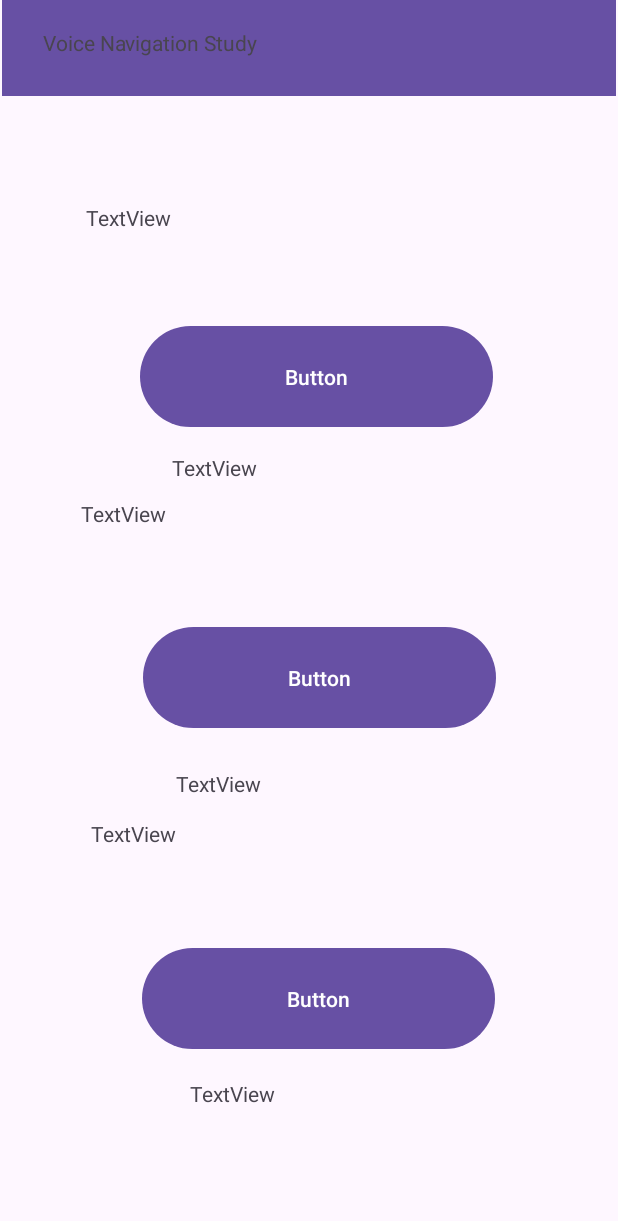
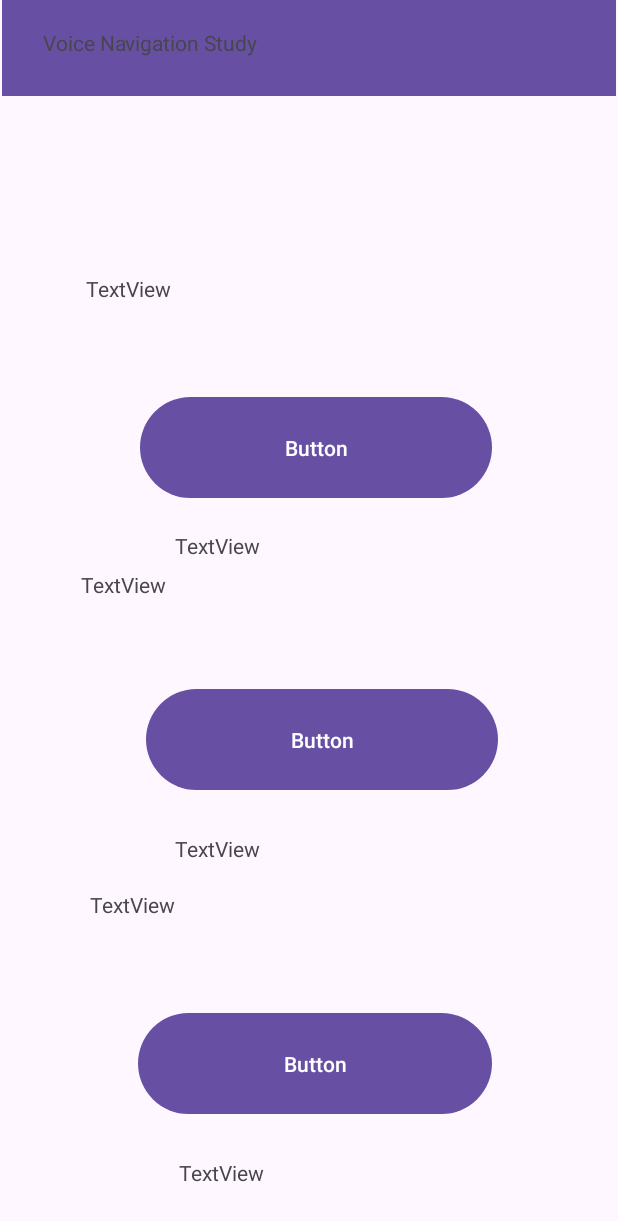
Before and after one commit to mahbub87/EECS4443-project, an Android app: the screen it shows after launch (MainActivity), on a phone screen of 412 x 824 dp. Shown: the top 1221 px of the screen. Run offline under Robolectric (Android 15) with nearby library versions, the phone set to English and light mode, and no system bars.

Commit message:
-activites made: (FirstTaskActivity.java, SecondTaskActivity.java, ThirdTaskActivity.java, ResultsActivity.java)
-xml layouts made:
(activity_first_task.xml, activity_second_task.xml, activity_third_task.xml, activity_results.xml

-Base of MainActivity.java made
-Base of activity_main.xml made

```diff
--- a/app/src/main/java/com/example/eecs4443_project/MainActivity.java
+++ b/app/src/main/java/com/example/eecs4443_project/MainActivity.java
@@ -1,6 +1,8 @@
 package com.example.eecs4443_project;
 
+import android.content.Intent;
 import android.os.Bundle;
+import android.widget.Button;
 
 import androidx.activity.EdgeToEdge;
 import androidx.appcompat.app.AppCompatActivity;
@@ -9,7 +11,8 @@ import androidx.core.view.ViewCompat;
 import androidx.core.view.WindowInsetsCompat;
 
 public class MainActivity extends AppCompatActivity {
-
+    private Button firstButton, secondButton, thirdButton;
+private Boolean firstTaskComplete, secondTaskComplete, thirdTaskComplete;
     @Override
     protected void onCreate(Bundle savedInstanceState) {
         super.onCreate(savedInstanceState);
@@ -20,6 +23,38 @@ public class MainActivity extends AppCompatActivity {
             v.setPadding(systemBars.left, systemBars.top, systemBars.right, systemBars.bottom);
             return insets;
         });
+
+        //initialize
+        firstTaskComplete = false;
+        secondTaskComplete = false;
+        thirdTaskComplete = false;
+        firstButton = findViewById(R.id.firsttaskbutton);
+        secondButton = findViewById(R.id.secondtaskbutton);
+        thirdButton = findViewById(R.id.thirdtaskbutton);
+
+
+
+        //when buttons clicked
+        firstButton.setOnClickListener(v -> {
+            Intent firstIntent = new Intent(this, FirstTaskActivity.class);
+            startActivity(firstIntent);
+        });
+        secondButton.setOnClickListener(v -> {
+            Intent secondIntent = new Intent(this, SecondTaskActivity.class);
+            startActivity(secondIntent);
+        });
+        thirdButton.setOnClickListener(v -> {
+            Intent thirdIntent = new Intent(this, ThirdTaskActivity.class);
+            startActivity(thirdIntent);
+        });
+
+    }
+
+    private Boolean checkTaskComplete(Boolean first, Boolean second, Boolean third){
+        if (first && second && third){
+            return true;
+        }
+        return false;
     }
 
 
--- /dev/null
+++ b/app/src/main/java/com/example/eecs4443_project/ResultsActivity.java
@@ -0,0 +1,6 @@
+package com.example.eecs4443_project;
+
+import androidx.appcompat.app.AppCompatActivity;
+
+public class ResultsActivity extends AppCompatActivity {
+}
--- /dev/null
+++ b/app/src/main/java/com/example/eecs4443_project/SecondTaskActivity.java
@@ -0,0 +1,6 @@
+package com.example.eecs4443_project;
+
+import androidx.appcompat.app.AppCompatActivity;
+
+public class SecondTaskActivity extends AppCompatActivity {
+}
--- /dev/null
+++ b/app/src/main/java/com/example/eecs4443_project/ThirdTaskActivity.java
@@ -0,0 +1,6 @@
+package com.example.eecs4443_project;
+
+import androidx.appcompat.app.AppCompatActivity;
+
+public class ThirdTaskActivity extends AppCompatActivity {
+}
--- a/app/src/main/res/layout/activity_main.xml
+++ b/app/src/main/res/layout/activity_main.xml
@@ -52,42 +52,43 @@
         app:layout_constraintBottom_toBottomOf="parent"
         app:layout_constraintEnd_toEndOf="parent"
         app:layout_constraintStart_toStartOf="parent"
-        app:layout_constraintTop_toBottomOf="@+id/toolbar">
+        app:layout_constraintTop_toBottomOf="@+id/toolbar"
+        app:layout_constraintVertical_bias="1.0">
 
         <Button
-            android:id="@+id/button3"
+            android:id="@+id/secondtaskbutton"
             android:layout_width="235dp"
             android:layout_height="75dp"
             android:layout_below="@+id/textView4"
-            android:layout_alignStart="@+id/button"
-            android:layout_alignEnd="@+id/button"
-            android:layout_marginStart="2dp"
-            android:layout_marginTop="27dp"
-            android:layout_marginEnd="-2dp"
+            android:layout_alignStart="@+id/firsttaskbutton"
+            android:layout_alignEnd="@+id/firsttaskbutton"
+            android:layout_marginStart="4dp"
+            android:layout_marginTop="21dp"
+            android:layout_marginEnd="-4dp"
             android:text="Button" />
 
         <Button
-            android:id="@+id/button5"
+            android:id="@+id/thirdtaskbutton"
             android:layout_width="235dp"
             android:layout_height="75dp"
             android:layout_below="@+id/textView5"
-            android:layout_alignStart="@+id/button"
-            android:layout_alignEnd="@+id/button"
-            android:layout_marginStart="1dp"
-            android:layout_marginTop="24dp"
-            android:layout_marginEnd="-1dp"
+            android:layout_alignStart="@+id/textView5"
+            android:layout_alignEnd="@+id/firsttaskbutton"
+            android:layout_marginStart="32dp"
+            android:layout_marginTop="20dp"
+            android:layout_marginEnd="0dp"
             android:text="Button" />
 
         <Button
-            android:id="@+id/button"
+            android:id="@+id/firsttaskbutton"
             android:layout_width="235dp"
             android:layout_height="75dp"
             android:layout_below="@+id/textView3"
-            android:layout_alignParentStart="true"
-            android:layout_alignParentEnd="true"
-            android:layout_marginStart="92dp"
+            android:layout_alignStart="@+id/textView3"
+            android:layout_alignEnd="@+id/textView3"
+            android:layout_marginStart="36dp"
             android:layout_marginTop="24dp"
-            android:layout_marginEnd="82dp"
+            android:layout_marginEnd="25dp"
             android:text="Button" />
 
         <TextView
@@ -123,11 +124,11 @@
             android:layout_width="285dp"
             android:layout_height="58dp"
             android:layout_below="@+id/textView4"
-            android:layout_alignStart="@+id/textView3"
-            android:layout_alignEnd="@+id/textView3"
-            android:layout_marginStart="3dp"
+            android:layout_alignStart="@+id/textView4"
+            android:layout_alignEnd="@+id/textView4"
+            android:layout_marginStart="6dp"
             android:layout_marginTop="159dp"
-            android:layout_marginEnd="8dp"
+            android:layout_marginEnd="2dp"
             android:text="TextView"
             app:layout_constraintEnd_toEndOf="parent"
             app:layout_constraintStart_toStartOf="parent" />
@@ -136,26 +137,26 @@
             android:id="@+id/textView6"
             android:layout_width="195dp"
             android:layout_height="wrap_content"
-            android:layout_below="@+id/button"
-            android:layout_alignParentStart="true"
-            android:layout_alignParentEnd="true"
-            android:layout_marginStart="113dp"
-            android:layout_marginTop="13dp"
-            android:layout_marginEnd="101dp"
+            android:layout_below="@+id/secondtaskbutton"
+            android:layout_alignStart="@+id/secondtaskbutton"
+            android:layout_alignEnd="@+id/secondtaskbutton"
+            android:layout_marginStart="19dp"
+            android:layout_marginTop="25dp"
+            android:layout_marginEnd="22dp"
             android:text="TextView"
             app:layout_constraintEnd_toEndOf="parent"
             app:layout_constraintStart_toStartOf="parent" />
 
         <TextView
             android:id="@+id/textView7"
-            android:layout_width="189dp"
+            android:layout_width="wrap_content"
             android:layout_height="wrap_content"
-            android:layout_below="@+id/button"
-            android:layout_alignParentStart="true"
-            android:layout_alignParentEnd="true"
-            android:layout_marginStart="116dp"
-            android:layout_marginTop="224dp"
-            android:layout_marginEnd="104dp"
+            android:layout_below="@+id/firsttaskbutton"
+            android:layout_alignStart="@+id/firsttaskbutton"
+            android:layout_alignEnd="@+id/firsttaskbutton"
+            android:layout_marginStart="23dp"
+            android:layout_marginTop="18dp"
+            android:layout_marginEnd="21dp"
             android:text="TextView"
             app:layout_constraintEnd_toEndOf="parent"
             app:layout_constraintStart_toStartOf="parent" />
@@ -164,12 +165,12 @@
             android:id="@+id/textView8"
             android:layout_width="186dp"
             android:layout_height="wrap_content"
-            android:layout_below="@+id/button5"
-            android:layout_alignParentStart="true"
-            android:layout_alignParentEnd="true"
-            android:layout_marginStart="125dp"
-            android:layout_marginTop="16dp"
-            android:layout_marginEnd="98dp"
+            android:layout_below="@+id/thirdtaskbutton"
+            android:layout_alignStart="@+id/thirdtaskbutton"
+            android:layout_alignEnd="@+id/thirdtaskbutton"
+            android:layout_marginStart="27dp"
+            android:layout_marginTop="25dp"
+            android:layout_marginEnd="20dp"
             android:text="TextView"
             app:layout_constraintEnd_toEndOf="parent"
             app:layout_constraintStart_toStartOf="parent" />
--- /dev/null
+++ b/app/src/main/res/layout/activity_results.xml
@@ -0,0 +1,6 @@
+<?xml version="1.0" encoding="utf-8"?>
+<androidx.constraintlayout.widget.ConstraintLayout xmlns:android="http://schemas.android.com/apk/res/android"
+    android:layout_width="match_parent"
+    android:layout_height="match_parent">
+
+</androidx.constraintlayout.widget.ConstraintLayout>
--- /dev/null
+++ b/app/src/main/res/layout/activity_second_task.xml
@@ -0,0 +1,6 @@
+<?xml version="1.0" encoding="utf-8"?>
+<androidx.constraintlayout.widget.ConstraintLayout xmlns:android="http://schemas.android.com/apk/res/android"
+    android:layout_width="match_parent"
+    android:layout_height="match_parent">
+
+</androidx.constraintlayout.widget.ConstraintLayout>
--- /dev/null
+++ b/app/src/main/res/layout/activity_third_task.xml
@@ -0,0 +1,6 @@
+<?xml version="1.0" encoding="utf-8"?>
+<androidx.constraintlayout.widget.ConstraintLayout xmlns:android="http://schemas.android.com/apk/res/android"
+    android:layout_width="match_parent"
+    android:layout_height="match_parent">
+
+</androidx.constraintlayout.widget.ConstraintLayout>
```
Also changed, not shown: app/src/main/AndroidManifest.xml (+16 -0 lines), app/src/main/java/com/example/eecs4443_project/FirstTaskActivity.java (added, +25 -0 lines), app/src/main/res/layout/activity_first_task.xml (added, +10 -0 lines).
